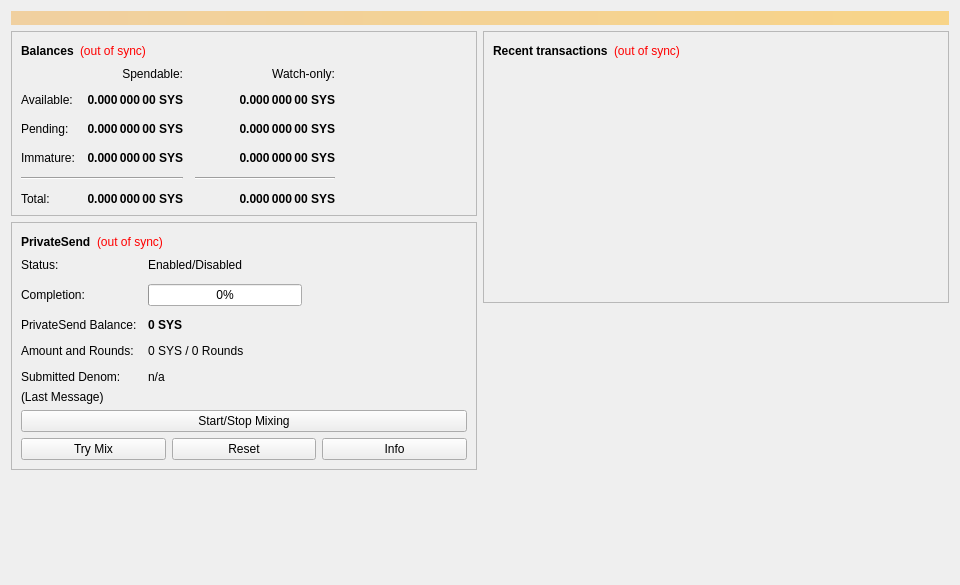
Old version of the form src/qt/forms/overviewpage.ui in the repository martkist/martkist.
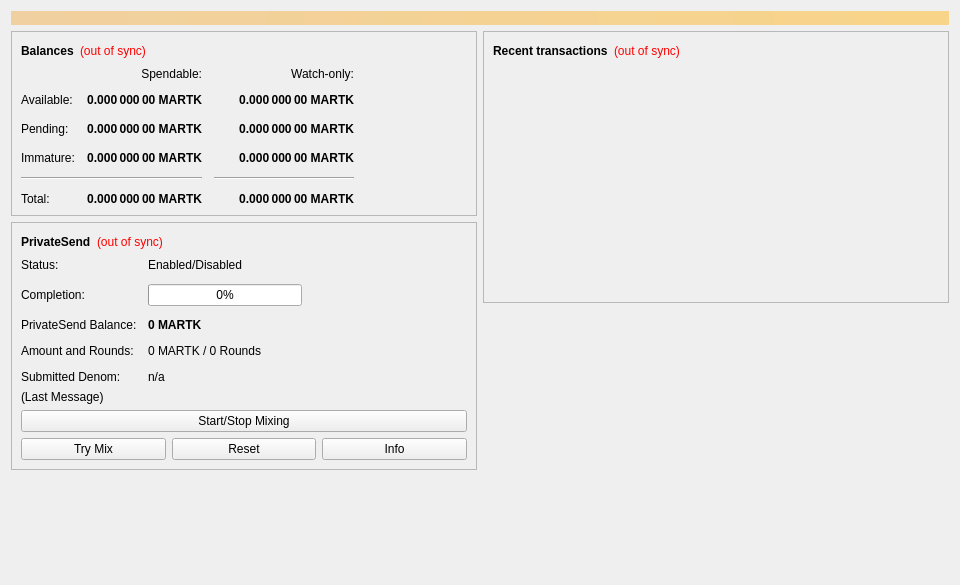
New version of the form.

The edit to the form file:
```diff
--- a/src/qt/forms/overviewpage.ui
+++ b/src/qt/forms/overviewpage.ui
@@ -118,7 +118,7 @@
                <string>Unconfirmed transactions to watch-only addresses</string>
               </property>
               <property name="text">
-               <string notr="true">0.000 000 00 SYS</string>
+               <string notr="true">0.000 000 00 MARTK</string>
               </property>
               <property name="alignment">
                <set>Qt::AlignRight|Qt::AlignTrailing|Qt::AlignVCenter</set>
@@ -143,7 +143,7 @@
                <string>Total of transactions that have yet to be confirmed, and do not yet count toward the spendable balance</string>
               </property>
               <property name="text">
-               <string notr="true">0.000 000 00 SYS</string>
+               <string notr="true">0.000 000 00 MARTK</string>
               </property>
               <property name="alignment">
                <set>Qt::AlignRight|Qt::AlignTrailing|Qt::AlignVCenter</set>
@@ -168,7 +168,7 @@
                <string>Mined balance in watch-only addresses that has not yet matured</string>
               </property>
               <property name="text">
-               <string notr="true">0.000 000 00 SYS</string>
+               <string notr="true">0.000 000 00 MARTK</string>
               </property>
               <property name="alignment">
                <set>Qt::AlignRight|Qt::AlignTrailing|Qt::AlignVCenter</set>
@@ -226,7 +226,7 @@
                <string>Mined balance that has not yet matured</string>
               </property>
               <property name="text">
-               <string notr="true">0.000 000 00 SYS</string>
+               <string notr="true">0.000 000 00 MARTK</string>
               </property>
               <property name="alignment">
                <set>Qt::AlignRight|Qt::AlignTrailing|Qt::AlignVCenter</set>
@@ -271,7 +271,7 @@
                <string>Your current total balance</string>
               </property>
               <property name="text">
-               <string notr="true">0.000 000 00 SYS</string>
+               <string notr="true">0.000 000 00 MARTK</string>
               </property>
               <property name="alignment">
                <set>Qt::AlignRight|Qt::AlignTrailing|Qt::AlignVCenter</set>
@@ -296,7 +296,7 @@
                <string>Current total balance in watch-only addresses</string>
               </property>
               <property name="text">
-               <string notr="true">0.000 000 00 SYS</string>
+               <string notr="true">0.000 000 00 MARTK</string>
               </property>
               <property name="alignment">
                <set>Qt::AlignRight|Qt::AlignTrailing|Qt::AlignVCenter</set>
@@ -338,7 +338,7 @@
                <string>Your current spendable balance</string>
               </property>
               <property name="text">
-               <string notr="true">0.000 000 00 SYS</string>
+               <string notr="true">0.000 000 00 MARTK</string>
               </property>
               <property name="alignment">
                <set>Qt::AlignRight|Qt::AlignTrailing|Qt::AlignVCenter</set>
@@ -363,7 +363,7 @@
                <string>Your current balance in watch-only addresses</string>
               </property>
               <property name="text">
-               <string notr="true">0.000 000 00 SYS</string>
+               <string notr="true">0.000 000 00 MARTK</string>
               </property>
               <property name="alignment">
                <set>Qt::AlignRight|Qt::AlignTrailing|Qt::AlignVCenter</set>
@@ -514,7 +514,7 @@
                </font>
               </property>
               <property name="text">
-               <string notr="true">0 SYS</string>
+               <string notr="true">0 MARTK</string>
               </property>
              </widget>
             </item>
@@ -528,7 +528,7 @@
             <item row="3" column="1">
              <widget class="QLabel" name="labelAmountRounds">
               <property name="text">
-               <string>0 SYS / 0 Rounds</string>
+               <string>0 MARTK / 0 Rounds</string>
               </property>
              </widget>
             </item>
```
Left out of the diff: 6 changed lines with no effect on the pictures.
